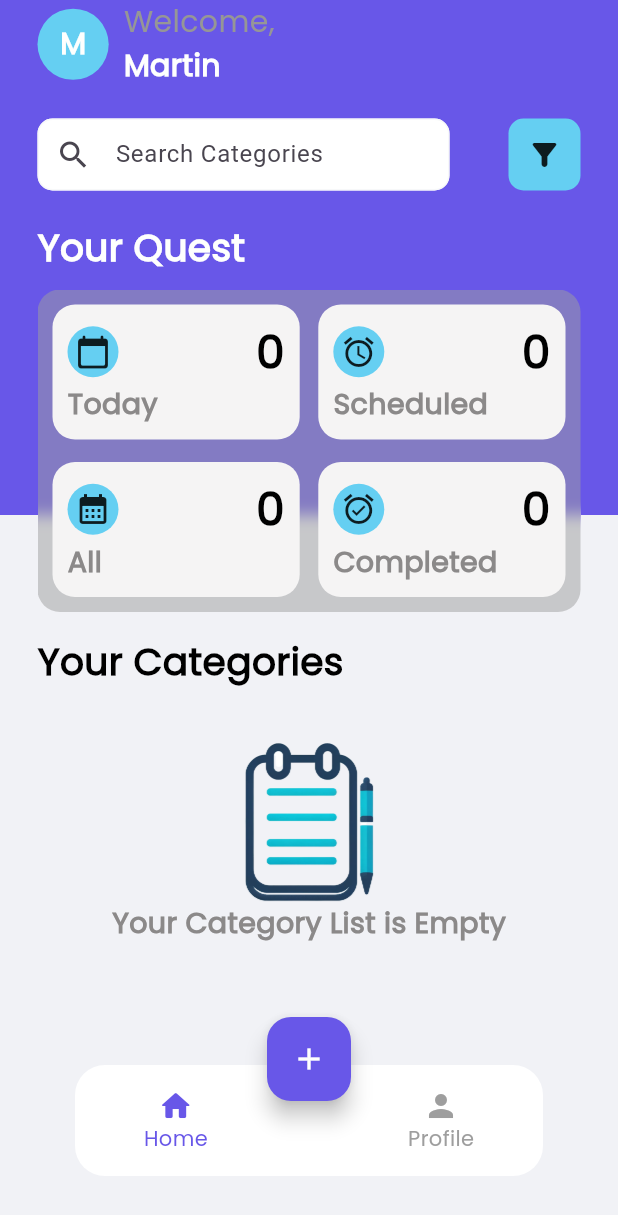
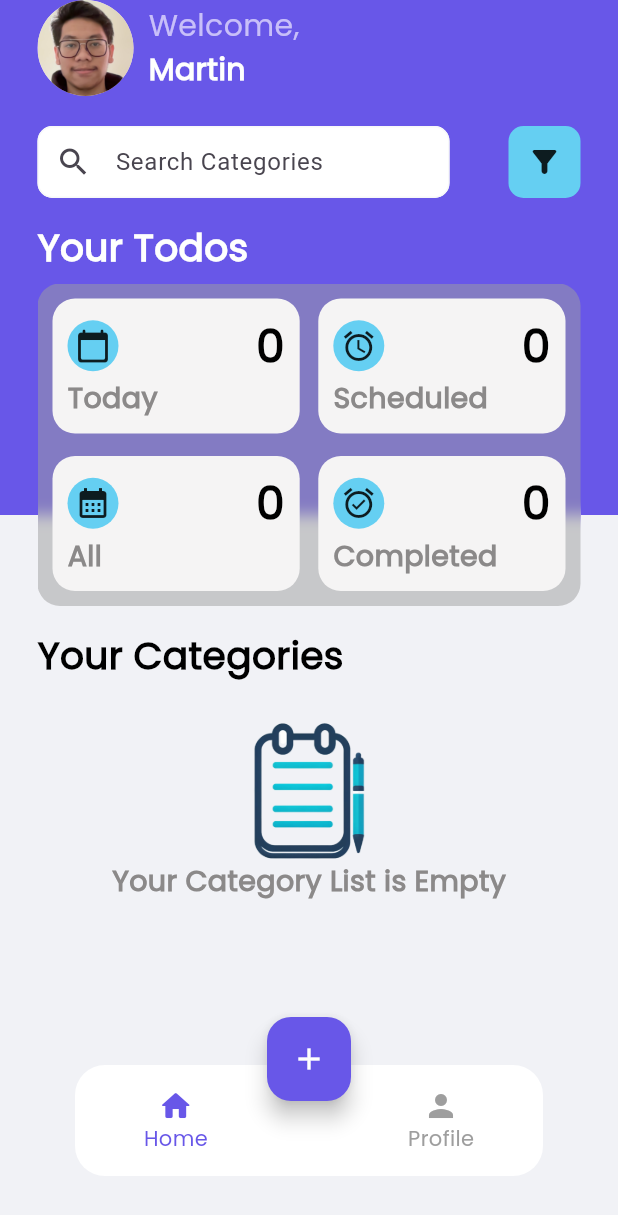
Before and after one commit to MartinTarigan/QuestList, a Flutter app: the screen it shows after launch, on a phone screen of 412 x 824 dp. Shown: the top 1215 px of the screen. Run offline on Flutter 3.47's test engine with Material 3 defaults, Android fonts, the phone set to English and light mode, and no system bars; our stand-ins replace flutter_bloc, shared_preferences.

Commit message:
refactor: Improve UI responsiveness

```diff
--- a/lib/core/widgets/task_container.dart
+++ b/lib/core/widgets/task_container.dart
@@ -139,7 +139,7 @@ class _ToDoContainerState extends State<ToDoContainer> {
                                       vertical: 10, horizontal: 40),
                                   decoration: BoxDecoration(
                                     borderRadius: BorderRadius.circular(15),
-                                    color: Colors.red,
+                                    color: BaseColors.red,
                                   ),
                                   child: Text(
                                     "Delete",
--- a/lib/feat/screens/home_page.dart
+++ b/lib/feat/screens/home_page.dart
@@ -49,22 +49,18 @@ class _HomePageState extends State<HomePage> {
                   children: [
                     Padding(
                       padding: EdgeInsets.only(
-                          left: 25,
-                          top: MediaQuery.of(context).padding.top,
-                          bottom: 20),
+                        left: 25,
+                        top: MediaQuery.of(context).padding.top,
+                        bottom: 20,
+                      ),
                       child: Row(
                         children: [
                           Row(
                             children: [
-                              Container(
-                                padding: const EdgeInsets.all(15),
-                                decoration: const BoxDecoration(
-                                    shape: BoxShape.circle,
-                                    color: BaseColors.primaryBlue),
-                                child: Text(
-                                  Developer.name.substring(0, 1),
-                                  style: Font.primaryBodyLarge,
-                                ),
+                              const CircleAvatar(
+                                radius: 32,
+                                backgroundImage:
+                                    AssetImage(Assets.profilePhoto),
                               ),
                               const SizedBox(width: 10),
                               Column(
@@ -73,8 +69,7 @@ class _HomePageState extends State<HomePage> {
                                   const Text(
                                     'Welcome,',
                                     style: TextStyle(
-                                      color: BaseColors.tertiaryGrey,
-                                      fontWeight: FontWeight.w400,
+                                      color: Color(0xFFC8BFF9),
                                       fontSize: 20,
                                     ),
                                   ),
@@ -146,8 +141,8 @@ class _HomePageState extends State<HomePage> {
                     ),
                     Padding(
                       padding: const EdgeInsets.only(
-                          right: 25, left: 25, top: 20, bottom: 10),
-                      child: Text('Your Quest', style: Font.heading1),
+                          right: 25, left: 25, top: 15, bottom: 6),
+                      child: Text('Your Todos', style: Font.heading1),
                     ),
                     Padding(
                       padding: const EdgeInsets.symmetric(horizontal: 25),
@@ -166,9 +161,11 @@ class _HomePageState extends State<HomePage> {
                       ),
                     ),
                     Padding(
-                      padding: const EdgeInsets.symmetric(
-                        horizontal: 25,
-                        vertical: 15,
+                      padding: const EdgeInsets.only(
+                        left: 25,
+                        right: 25,
+                        top: 15,
+                        bottom: 6,
                       ),
                       child: Text(
                         "Your Categories",
@@ -184,7 +181,7 @@ class _HomePageState extends State<HomePage> {
                               children: [
                                 Image.asset(
                                   Assets.emptyList,
-                                  scale: 6,
+                                  scale: 7,
                                 ),
                                 Text(
                                   "Your Category List is Empty",
@@ -195,16 +192,16 @@ class _HomePageState extends State<HomePage> {
                           )
                         : Container(
                             padding: const EdgeInsets.symmetric(horizontal: 15),
-                            height: 170,
-                            child: ListView.builder(
+                            height: 166,
+                            child: ListView.separated(
+                              separatorBuilder: (context, index) =>
+                                  const SizedBox(width: 15),
                               scrollDirection: Axis.horizontal,
                               itemCount: categoryList.length,
                               itemBuilder: (context, index) {
                                 final category = categoryList[index];
                                 return Container(
                                   width: 250,
-                                  margin: const EdgeInsets.symmetric(
-                                      horizontal: 10),
                                   decoration: BoxDecoration(
                                     borderRadius: BorderRadius.circular(15),
                                     color: category.color,
--- a/lib/feat/screens/profile_page.dart
+++ b/lib/feat/screens/profile_page.dart
@@ -52,10 +52,10 @@ class ProfilePage extends StatelessWidget {
                 ),
               ),
             ),
-            const Positioned(
-              top: 320,
+            Positioned(
+              top: MediaQuery.of(context).size.height / 2.3 - 50,
               left: 20,
-              child: CircleAvatar(
+              child: const CircleAvatar(
                 radius: 55,
                 backgroundImage: AssetImage(Assets.profilePhoto),
               ),
```
Also changed, not shown: lib/core/widgets/navbar.dart (+0 -155 lines).
